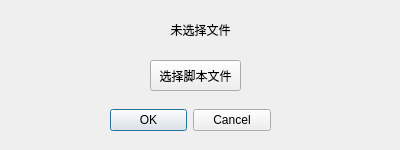
Before: the Qt Designer form code/Ui_LoadScriptDialogWindow.ui in UncleBang0214/SeerLauncher, drawn with Qt 5.
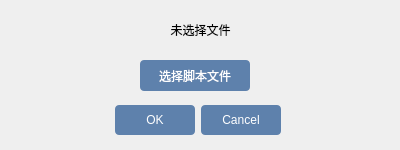
After: the same form once the commit is applied.

Commit message: 加载脚本窗口UI

```diff
--- a/code/Ui_LoadScriptDialogWindow.ui
+++ b/code/Ui_LoadScriptDialogWindow.ui
@@ -32,12 +32,32 @@
         <widget class="QPushButton" name="selectFileButton">
             <property name="geometry">
                 <rect>
-                    <x>150</x>
+     <x>140</x>
                     <y>60</y>
-                    <width>91</width>
+     <width>110</width>
                     <height>31</height>
                 </rect>
             </property>
+   <property name="styleSheet">
+    <string notr="true">            /* 按钮通用样式 */
+            QPushButton {
+                background-color: #5E81AC;
+                color: white;
+                border: none;
+                padding: 8px 15px;
+                border-radius: 4px;
+                min-width: 80px;
+            }
+
+            QPushButton:hover {
+                background-color: #81A1C1;
+            }
+
+            QPushButton:pressed {
+                background-color: #4C6A8C;
+        }
+    </string>
+   </property>
             <property name="text">
                 <string>选择脚本文件</string>
             </property>
@@ -47,10 +67,29 @@
                 <rect>
                     <x>110</x>
                     <y>100</y>
-                    <width>161</width>
+     <width>171</width>
                     <height>41</height>
                 </rect>
             </property>
+   <property name="styleSheet">
+    <string notr="true">            /* 按钮通用样式 */
+            QPushButton {
+                background-color: #5E81AC;
+                color: white;
+                border: none;
+                padding: 8px 15px;
+                border-radius: 4px;
+                min-width: 50px;
+            }
+
+            QPushButton:hover {
+                background-color: #81A1C1;
+            }
+
+            QPushButton:pressed {
+                background-color: #4C6A8C;
+            }</string>
+   </property>
             <property name="orientation">
                 <enum>Qt::Horizontal</enum>
             </property>
```
Lines whose indentation alone changed are shown as unchanged. The commit also changes 1 other file.
